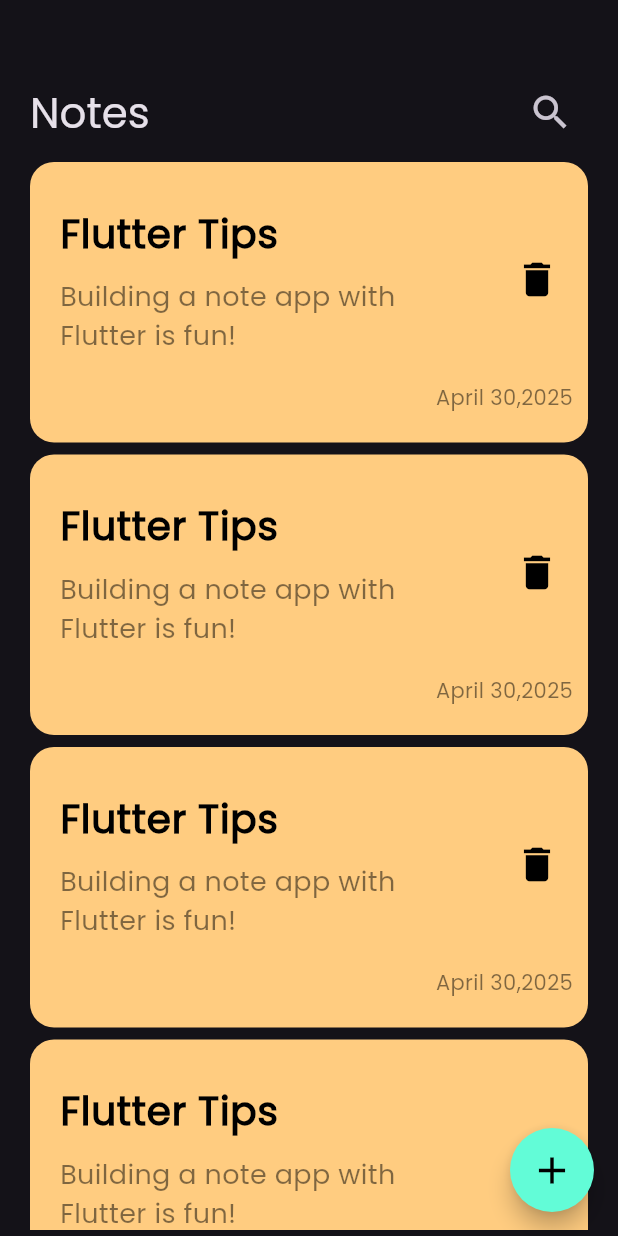
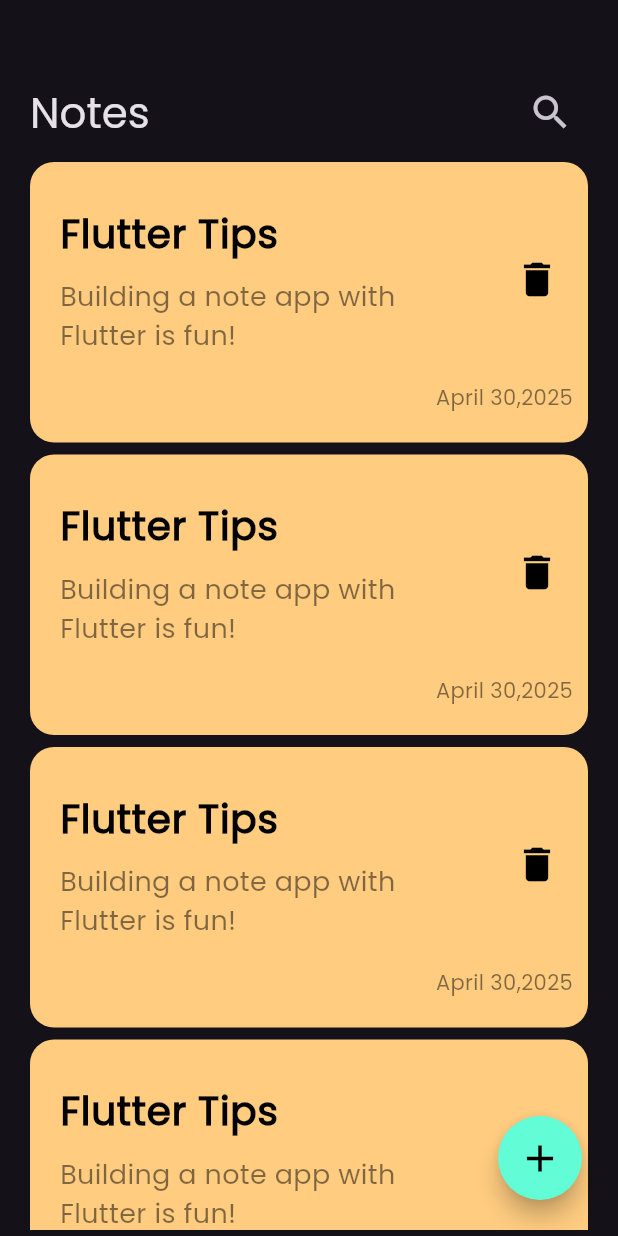
Before and after one commit to mohammedragp924/notes_app, a Flutter app: the screen it shows after launch, on a phone screen of 412 x 824 dp. Run offline on Flutter 3.47's test engine with Material 3 defaults, Android fonts, the phone set to English and light mode, and no system bars.

Commit message:
create note model

```diff
--- a/lib/views/notes_view.dart
+++ b/lib/views/notes_view.dart
@@ -9,7 +9,9 @@ class NotesView extends StatelessWidget {
   @override
   Widget build(BuildContext context) {
     return Scaffold(
-      floatingActionButton: FloatingActionButton(
+      floatingActionButton: Padding(
+        padding: const EdgeInsets.all(8.0),
+        child: FloatingActionButton(
           shape: RoundedRectangleBorder(
             borderRadius: BorderRadius.circular(50.0),
           ),
@@ -24,6 +26,7 @@ class NotesView extends StatelessWidget {
           backgroundColor: KPrimaryColor,
           child: Icon(Icons.add, color: Colors.black, size: 30.0),
         ),
+      ),
       body: const NotesViewBody(),
     );
   }
--- a/lib/widgets/add_note_bottom_sheet.dart
+++ b/lib/widgets/add_note_bottom_sheet.dart
@@ -1,5 +1,4 @@
 import 'package:flutter/material.dart';
-import 'package:note_app/constants.dart';
 import 'package:note_app/widgets/custom_buton.dart';
 import 'package:note_app/widgets/custom_text_field.dart';
 
```
Also changed, not shown: lib/models/note_model.dart (added, +13 -0 lines). Lines whose indentation alone changed are shown as unchanged.
